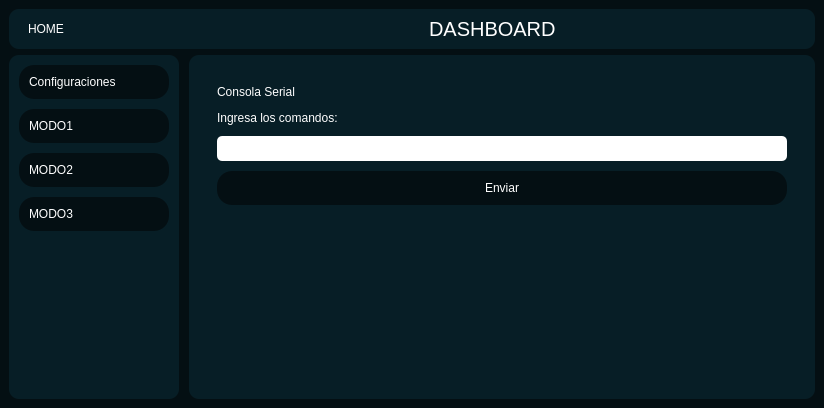
The window that mainWindow.ui (MrRocklion/PROJECT_SC_2) describes before a commit, drawn with Qt 5.
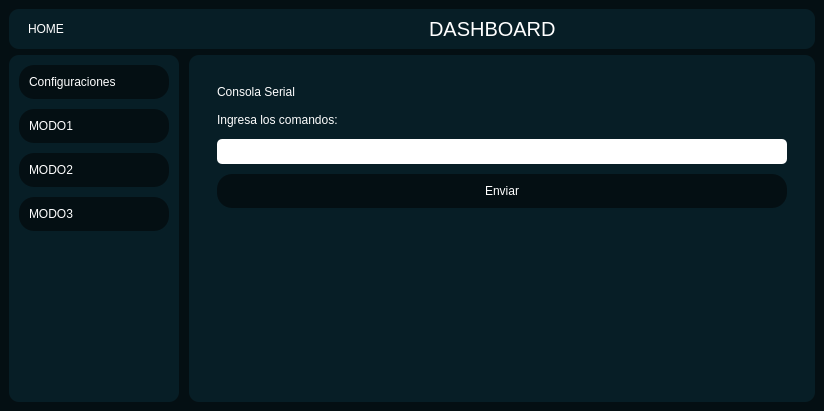
The same window after the commit. Icons and pictures are not drawn.

Commit message: se probo el funcionamiento del modo serial

What changed in the file:
```diff
--- a/mainWindow.ui
+++ b/mainWindow.ui
@@ -7,7 +7,7 @@
     <x>0</x>
     <y>0</y>
     <width>824</width>
-    <height>408</height>
+    <height>411</height>
    </rect>
   </property>
   <property name="windowTitle">
```
Left out of the diff: 2 changed lines with no effect on the pictures. The commit also changes 2 other files.
